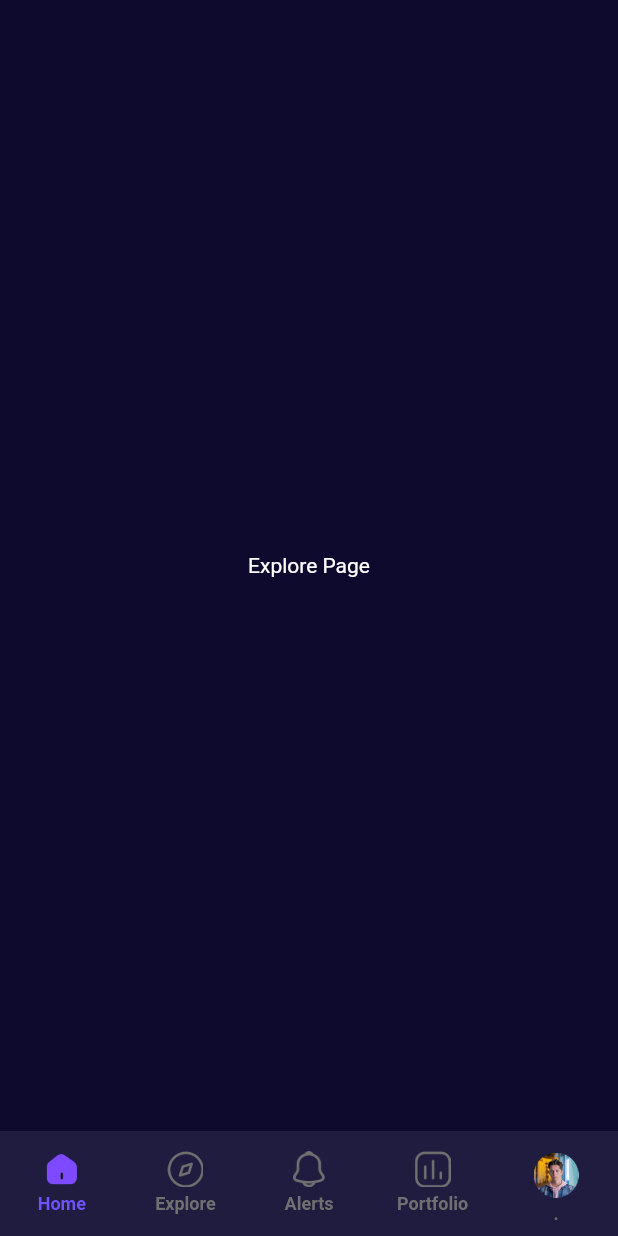
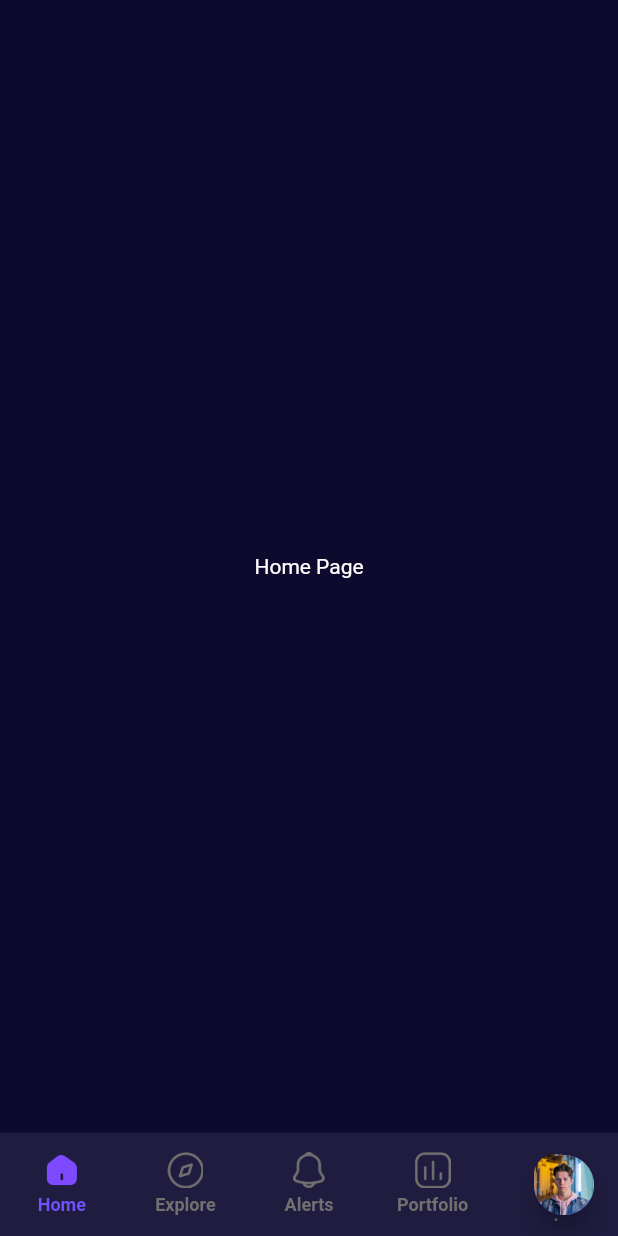
Before and after one commit to AyushTripathi28/OnFinanceAssignment, a Flutter app: the screen it shows after launch, on a phone screen of 412 x 824 dp. Run offline on Flutter 3.47's test engine with Material 2 defaults, Android fonts, the phone set to English and light mode, and no system bars.

Commit message:
bottom nav done

```diff
--- a/lib/screens/alerts_page.dart
+++ b/lib/screens/alerts_page.dart
@@ -8,7 +8,7 @@ class AlertsPage extends StatelessWidget {
     return const Scaffold(
       body: Center(
         child: Text(
-          'Notification Page',
+          'Alerts Page',
           style: TextStyle(
             color: Colors.white,
           ),
--- a/lib/screens/home_page.dart
+++ b/lib/screens/home_page.dart
@@ -8,7 +8,7 @@ class HomePage extends StatelessWidget {
     return const Scaffold(
       body: Center(
           child: Text(
-        'Explore Page',
+        'Home Page',
         style: TextStyle(
           color: Colors.white,
         ),
--- a/lib/utils/bottomnavbar.dart
+++ b/lib/utils/bottomnavbar.dart
@@ -3,6 +3,7 @@ import 'package:onfinance/screens/explore_page.dart';
 import 'package:onfinance/screens/home_page.dart';
 import 'package:onfinance/screens/alerts_page.dart';
 import 'package:onfinance/screens/portfolio_page.dart';
+import 'package:onfinance/screens/profile_page.dart';
 import 'package:onfinance/utils/constants.dart';
 
 import '../gen/assets.gen.dart';
@@ -21,6 +22,7 @@ class _BottomNavBarState extends State<BottomNavBar> {
     ExplorePage(),
     AlertsPage(),
     PortfolioPage(),
+    ProfilePage()
   ];
 
   @override
@@ -36,7 +38,7 @@ class _BottomNavBarState extends State<BottomNavBar> {
       // backgroundColor: white,
       body: _widgetOptions.elementAt(_index),
       bottomNavigationBar: SizedBox(
-        height: 70,
+        // height: 70,
         //---
         child: BottomNavigationBar(
           type: BottomNavigationBarType.fixed,
@@ -46,9 +48,9 @@ class _BottomNavBarState extends State<BottomNavBar> {
               _index = index;
             });
           },
-          backgroundColor: moreDarkBlue,
-          selectedItemColor: purple,
-          unselectedItemColor: greyLight,
+          backgroundColor: darkBlueColor,
+          selectedItemColor: purpleColor,
+          unselectedItemColor: lightGreyColor,
           selectedLabelStyle: const TextStyle(
             fontWeight: FontWeight.bold,
             fontSize: 12,
@@ -121,6 +123,27 @@ class _BottomNavBarState extends State<BottomNavBar> {
           ],
         ),
       ),
+      floatingActionButton: Padding(
+        padding: const EdgeInsets.only(top: 70.0),
+        child: FloatingActionButton(
+          mini: true,
+          onPressed: () {},
+          backgroundColor: purpleColor,
+          child: GestureDetector(
+            onTap: () {
+              setState(() {
+                _index = 4;
+              });
+            },
+            child: Image.asset(
+              Assets.images.person.path,
+              fit: BoxFit.fill,
+              // height: 30,
+            ),
+          ),
+        ),
+      ),
+      floatingActionButtonLocation: FloatingActionButtonLocation.miniEndDocked,
     );
   }
 }
--- a/lib/utils/constants.dart
+++ b/lib/utils/constants.dart
@@ -1,6 +1,6 @@
 import 'package:flutter/material.dart';
 
 Color backgroundColor = const Color(0xff0D0A2E);
-Color greyLight = const Color(0xff707070);
-Color moreDarkBlue = const Color(0xff1F1C3F);
-Color purple = const Color(0xff6F53FE);
+Color lightGreyColor = const Color(0xff707070);
+Color darkBlueColor = const Color(0xff1F1C3F);
+Color purpleColor = const Color(0xff6F53FE);
```
Also changed, not shown: assets/icons/bottomnavbar/alerts_active_icon.png, assets/icons/bottomnavbar/chart_active_icon.png, assets/icons/bottomnavbar/explore_active_icon.png.
